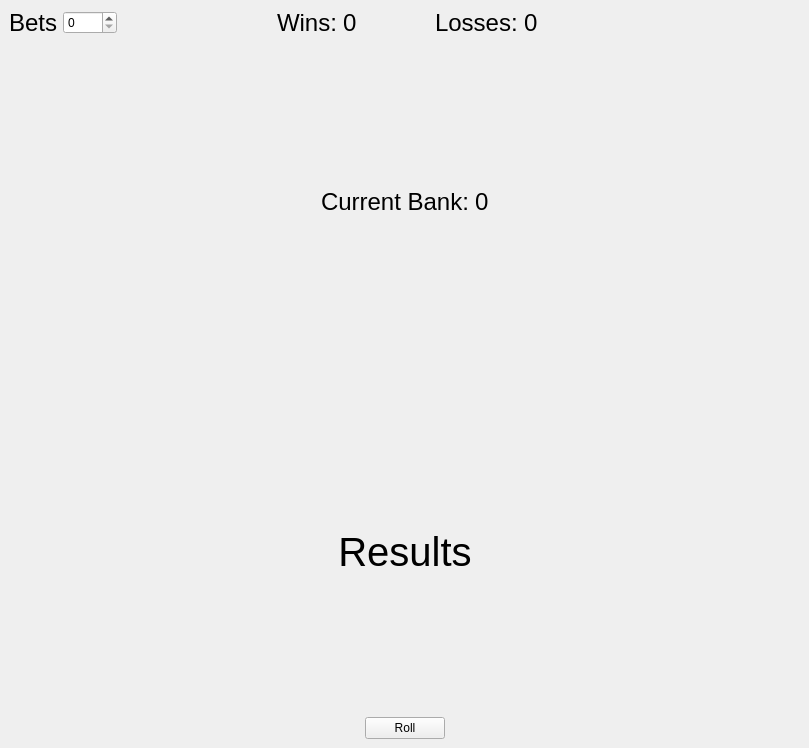
Qt form craps.ui (omegaroku/CS106SP17CRAPS) before a commit.
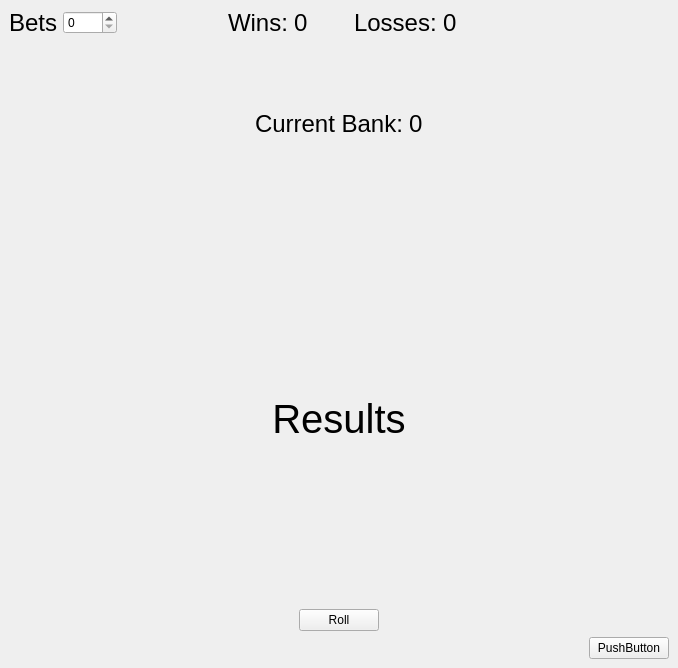
The same form after that commit. Icons and pictures are not drawn.

Commit message: Preferences screen added

```diff
--- a/craps.ui
+++ b/craps.ui
@@ -6,8 +6,8 @@
    <rect>
     <x>0</x>
     <y>0</y>
-    <width>809</width>
-    <height>748</height>
+    <width>678</width>
+    <height>668</height>
    </rect>
   </property>
   <property name="windowTitle">
@@ -303,8 +303,6 @@
        </layout>
       </item>
       <item>
-       <layout class="QVBoxLayout" name="verticalLayout_5">
-        <item>
          <spacer name="verticalSpacer_2">
           <property name="orientation">
            <enum>Qt::Vertical</enum>
@@ -378,8 +376,8 @@
           </property>
          </spacer>
         </item>
-       </layout>
-      </item>
+      <item>
+       <layout class="QVBoxLayout" name="verticalLayout_2">
       <item>
        <layout class="QHBoxLayout" name="horizontalLayout_4">
         <item>
@@ -417,10 +415,35 @@
         </item>
        </layout>
       </item>
+        <item>
+         <layout class="QHBoxLayout" name="horizontalLayout_6">
+          <item>
+           <spacer name="horizontalSpacer_10">
+            <property name="orientation">
+             <enum>Qt::Horizontal</enum>
+            </property>
+            <property name="sizeHint" stdset="0">
+             <size>
+              <width>40</width>
+              <height>20</height>
+             </size>
+            </property>
+           </spacer>
+          </item>
+          <item>
+           <widget class="QPushButton" name="preferencesPushButton">
+            <property name="text">
+             <string>PushButton</string>
+            </property>
+           </widget>
+          </item>
      </layout>
     </item>
    </layout>
-   <zorder></zorder>
+      </item>
+     </layout>
+    </item>
+   </layout>
   </widget>
   <widget class="QMenuBar" name="menubar">
    <property name="geometry">
```
Left out of the diff: 4 changed lines with no effect on the pictures. Lines whose indentation alone changed are shown as unchanged. The commit also changes 1 other file.
